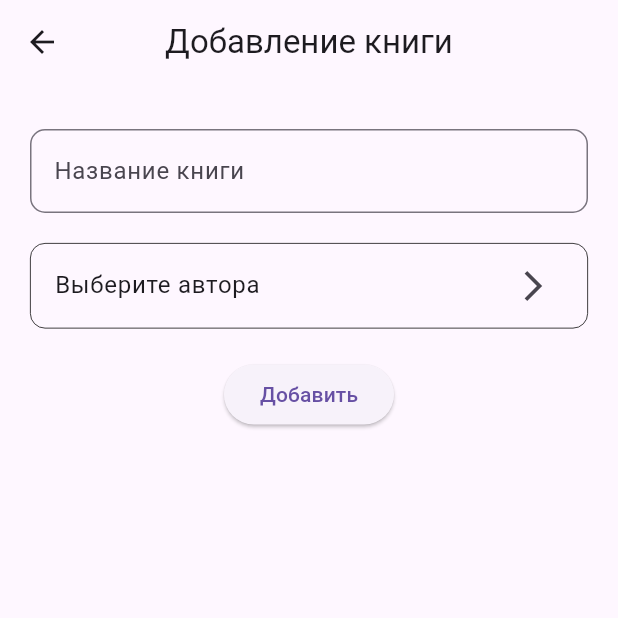
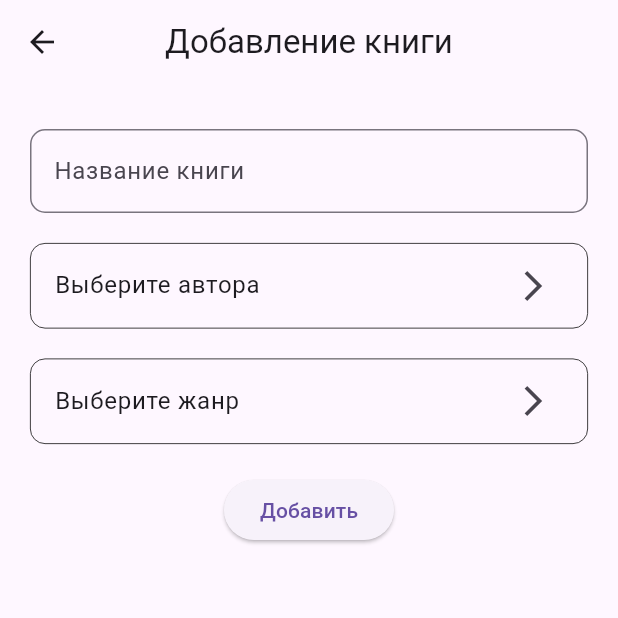
Before and after one commit to SokolovAndr/my_lib, a Flutter app: the BookScreen screen opened directly, on a phone screen of 412 x 824 dp, the top half of it. Run offline on Flutter 3.47's test engine with Material 3 defaults, Android fonts, the phone set to English and light mode, and no system bars; missing offline and left inert: dart:ffi, sqfentity, sqfentity_gen.

```diff
--- a/lib/screens/book_screen.dart
+++ b/lib/screens/book_screen.dart
@@ -52,7 +52,6 @@ class _BookScreenState extends State<BookScreen> {
                   side: const BorderSide(width: 0.5),
                   borderRadius: BorderRadius.circular(10),
                 ),
-
                 trailing: const Icon(Icons.arrow_forward_ios),
                 onTap: () async {
                   auth = await Navigator.push<Author>(
@@ -64,9 +63,26 @@ class _BookScreenState extends State<BookScreen> {
                       ScaffoldMessenger.of(context).showSnackBar(SnackBar(content: Text("Выбранный автор: ${auth!.name.toString()}" ?? "User doesn't press anything")));
                 },
                 title: const Text('Выберите автора'),
-                //title: Text(auth!.name.toString()  ?? "Ничего не выбрано"),
-                //title: Text(auth.name.toString()  ?? "Ничего не выбрано"),
-
+              ),
+            ),
+            Padding(
+              padding: const EdgeInsets.only(top: 20.0),
+              child: ListTile(
+                shape: RoundedRectangleBorder(
+                  side: const BorderSide(width: 0.5),
+                  borderRadius: BorderRadius.circular(10),
+                ),
+                trailing: const Icon(Icons.arrow_forward_ios),
+                onTap: () async {
+                  auth = await Navigator.push<Author>(
+                      context,
+                      MaterialPageRoute(
+                          builder: (context) {
+                            return const AuthorChooseScreen();
+                          }));
+                  ScaffoldMessenger.of(context).showSnackBar(SnackBar(content: Text("Выбранный жанр: ${auth!.name.toString()}" ?? "User doesn't press anything")));
+                },
+                title: const Text('Выберите жанр'),
               ),
             ),
             Padding(
```
Also changed, not shown: lib/screens/books_screen.dart (+5 -16 lines), lib/widgets/book_widget.dart (added, +73 -0 lines).
